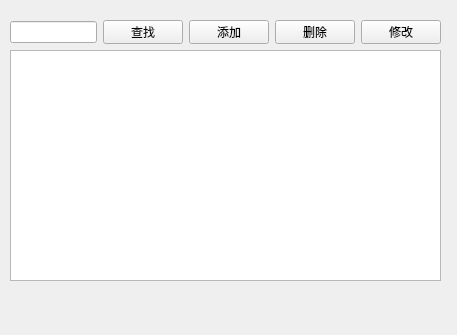
This is patientview.ui in Junna223/New-project as Qt 5 draws it before an edit. The edited form follows.
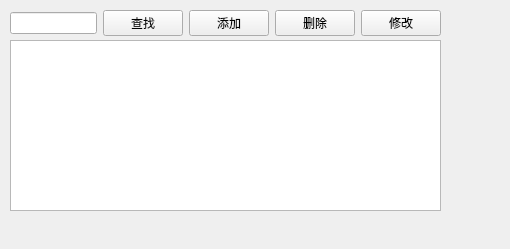
This is the edited form.

Patch:
```diff
--- a/patientview.ui
+++ b/patientview.ui
@@ -6,8 +6,8 @@
    <rect>
     <x>0</x>
     <y>0</y>
-    <width>457</width>
-    <height>335</height>
+    <width>510</width>
+    <height>249</height>
    </rect>
   </property>
   <property name="windowTitle">
@@ -17,9 +17,9 @@
    <property name="geometry">
     <rect>
      <x>10</x>
-     <y>50</y>
+     <y>40</y>
      <width>431</width>
-     <height>231</height>
+     <height>171</height>
     </rect>
    </property>
   </widget>
@@ -27,17 +27,17 @@
    <property name="geometry">
     <rect>
      <x>10</x>
-     <y>20</y>
+     <y>10</y>
      <width>431</width>
-     <height>24</height>
+     <height>26</height>
     </rect>
    </property>
    <layout class="QHBoxLayout" name="horizontalLayout_2">
-    <item>
-     <widget class="QLineEdit" name="lineEdit"/>
-    </item>
     <item>
      <layout class="QHBoxLayout" name="horizontalLayout">
+      <item>
+       <widget class="QLineEdit" name="lineEdit"/>
+      </item>
       <item>
        <widget class="QPushButton" name="btSerch">
         <property name="text">
```
